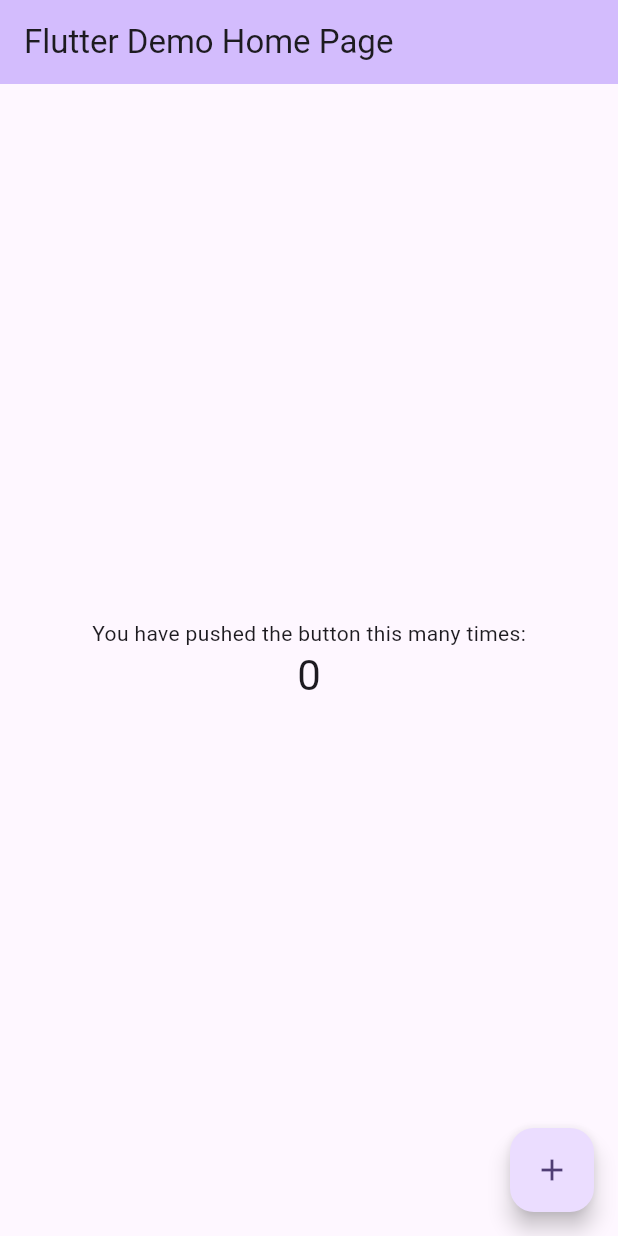
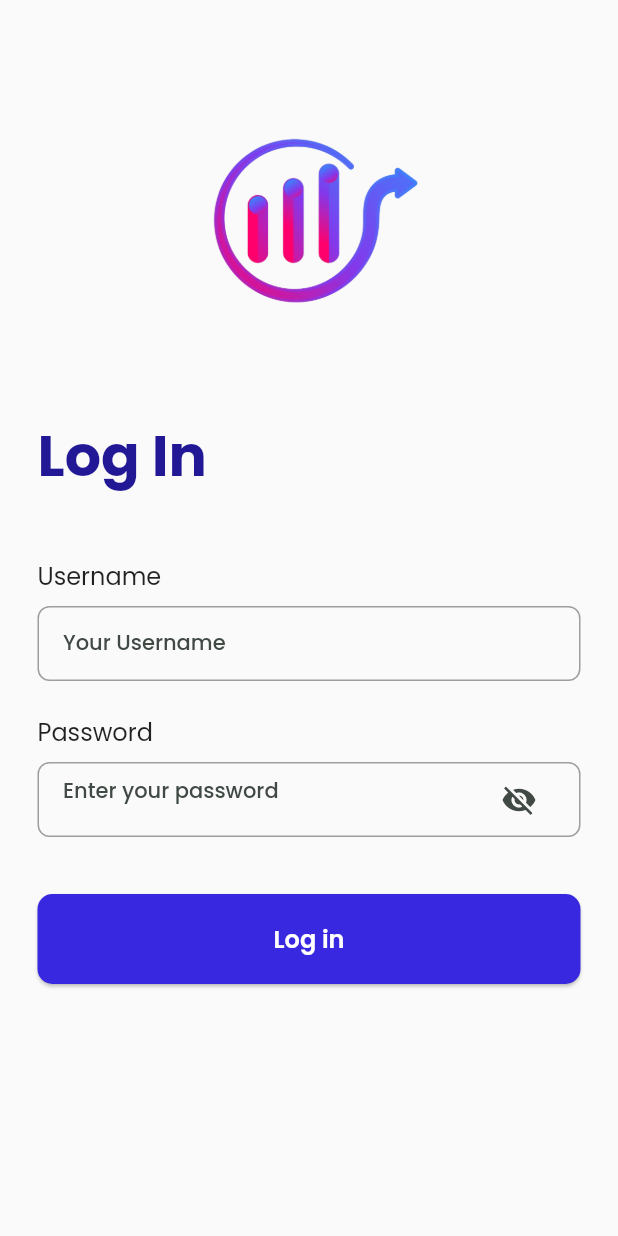
Before and after one commit to YasithCB/sujeewa_enterprices_sms_mobile, a Flutter app: the screen it shows after launch, on a phone screen of 412 x 824 dp. Run offline on Flutter 3.47's test engine with Material 2 defaults, Android fonts, the phone set to English and light mode, and no system bars; our stand-ins replace google_fonts.

Commit message:
login ui done

```diff
--- /dev/null
+++ b/lib/data/constants.dart
@@ -0,0 +1,9 @@
+
+import 'dart:ui';
+
+class AppColors {
+  static Color primary = const Color(0xFF3828E0);
+  static Color primaryDark = const Color(0xFF221895);
+  static Color warning = const Color(0xFFEA5455);
+  static Color grey = const Color(0xFF3E3E3E);
+}
--- a/lib/main.dart
+++ b/lib/main.dart
@@ -1,125 +1,28 @@
 import 'package:flutter/material.dart';
+import 'package:google_fonts/google_fonts.dart';
+import 'package:sms_mobile/presentation/screens/sign_in.dart';
 
 void main() {
-  runApp(const MyApp());
+  runApp(const App());
 }
 
-class MyApp extends StatelessWidget {
-  const MyApp({super.key});
+class App extends StatelessWidget {
+  const App({super.key});
 
-  // This widget is the root of your application.
   @override
   Widget build(BuildContext context) {
     return MaterialApp(
-      title: 'Flutter Demo',
-      theme: ThemeData(
-        // This is the theme of your application.
-        //
-        // TRY THIS: Try running your application with "flutter run". You'll see
-        // the application has a blue toolbar. Then, without quitting the app,
-        // try changing the seedColor in the colorScheme below to Colors.green
-        // and then invoke "hot reload" (save your changes or press the "hot
-        // reload" button in a Flutter-supported IDE, or press "r" if you used
-        // the command line to start the app).
-        //
-        // Notice that the counter didn't reset back to zero; the application
-        // state is not lost during the reload. To reset the state, use hot
-        // restart instead.
-        //
-        // This works for code too, not just values: Most code changes can be
-        // tested with just a hot reload.
-        colorScheme: ColorScheme.fromSeed(seedColor: Colors.deepPurple),
+      title: 'S&F Produce Group',
+      theme: ThemeData().copyWith(
+        textTheme: GoogleFonts.poppinsTextTheme(
+          Theme.of(context).textTheme,
+        ),
         useMaterial3: true,
+        colorScheme: ColorScheme.fromSeed(
+          seedColor: const Color(0x00006e47),
+        ),
       ),
-      home: const MyHomePage(title: 'Flutter Demo Home Page'),
+      home: const SignInScreen(),
     );
   }
 }
-
-class MyHomePage extends StatefulWidget {
-  const MyHomePage({super.key, required this.title});
-
-  // This widget is the home page of your application. It is stateful, meaning
-  // that it has a State object (defined below) that contains fields that affect
-  // how it looks.
-
-  // This class is the configuration for the state. It holds the values (in this
-  // case the title) provided by the parent (in this case the App widget) and
-  // used by the build method of the State. Fields in a Widget subclass are
-  // always marked "final".
-
-  final String title;
-
-  @override
-  State<MyHomePage> createState() => _MyHomePageState();
-}
-
-class _MyHomePageState extends State<MyHomePage> {
-  int _counter = 0;
-
-  void _incrementCounter() {
-    setState(() {
-      // This call to setState tells the Flutter framework that something has
-      // changed in this State, which causes it to rerun the build method below
-      // so that the display can reflect the updated values. If we changed
-      // _counter without calling setState(), then the build method would not be
-      // called again, and so nothing would appear to happen.
-      _counter++;
-    });
-  }
-
-  @override
-  Widget build(BuildContext context) {
-    // This method is rerun every time setState is called, for instance as done
-    // by the _incrementCounter method above.
-    //
-    // The Flutter framework has been optimized to make rerunning build methods
-    // fast, so that you can just rebuild anything that needs updating rather
-    // than having to individually change instances of widgets.
-    return Scaffold(
-      appBar: AppBar(
-        // TRY THIS: Try changing the color here to a specific color (to
-        // Colors.amber, perhaps?) and trigger a hot reload to see the AppBar
-        // change color while the other colors stay the same.
-        backgroundColor: Theme.of(context).colorScheme.inversePrimary,
-        // Here we take the value from the MyHomePage object that was created by
-        // the App.build method, and use it to set our appbar title.
-        title: Text(widget.title),
-      ),
-      body: Center(
-        // Center is a layout widget. It takes a single child and positions it
-        // in the middle of the parent.
-        child: Column(
-          // Column is also a layout widget. It takes a list of children and
-          // arranges them vertically. By default, it sizes itself to fit its
-          // children horizontally, and tries to be as tall as its parent.
-          //
-          // Column has various properties to control how it sizes itself and
-          // how it positions its children. Here we use mainAxisAlignment to
-          // center the children vertically; the main axis here is the vertical
-          // axis because Columns are vertical (the cross axis would be
-          // horizontal).
-          //
-          // TRY THIS: Invoke "debug painting" (choose the "Toggle Debug Paint"
-          // action in the IDE, or press "p" in the console), to see the
-          // wireframe for each widget.
-          mainAxisAlignment: MainAxisAlignment.center,
-          children: <Widget>[
-            const Text(
-              'You have pushed the button this many times:',
-            ),
-            Text(
-              '$_counter',
-              style: Theme.of(context).textTheme.headlineMedium,
-            ),
-          ],
-        ),
-      ),
-      floatingActionButton: FloatingActionButton(
-        onPressed: _incrementCounter,
-        tooltip: 'Increment',
-        child: const Icon(Icons.add),
-      ), // This trailing comma makes auto-formatting nicer for build methods.
-    );
-  }
-}
--- /dev/null
+++ b/lib/presentation/screens/sign_in.dart
@@ -0,0 +1,181 @@
+import 'package:flutter/material.dart';
+import 'package:google_fonts/google_fonts.dart';
+import 'package:sms_mobile/data/constants.dart';
+
+class SignInScreen extends StatefulWidget {
+  const SignInScreen({super.key});
+
+  @override
+  State<SignInScreen> createState() => _SignInScreenState();
+}
+
+class _SignInScreenState extends State<SignInScreen> {
+  TextEditingController usernameController = TextEditingController();
+  TextEditingController passwordController = TextEditingController();
+
+  bool _isPasswordVisible = false;
+
+  @override
+  Widget build(BuildContext context) {
+    return Scaffold(
+      body: FocusScope(
+        child: GestureDetector(
+          onTap: () => FocusScope.of(context).unfocus(),
+          child: SingleChildScrollView(
+            child: Padding(
+              padding: const EdgeInsets.symmetric(horizontal: 25, vertical: 60),
+              child: Column(
+                crossAxisAlignment: CrossAxisAlignment.center,
+                children: [
+                  Image.asset('assets/logo.png', height: 150),
+                  const SizedBox(height: 65),
+                  SizedBox(
+                    child: Column(
+                      crossAxisAlignment: CrossAxisAlignment.start,
+                      children: [
+                        Align(
+                          alignment: Alignment.centerLeft,
+                          child: Text(
+                            'Log In',
+                            style: GoogleFonts.poppins(
+                              textStyle: TextStyle(
+                                color: AppColors.primaryDark,
+                                fontSize: 38,
+                                fontWeight: FontWeight.w700,
+                              ),
+                            ),
+                            textAlign: TextAlign.left,
+                          ),
+                        ),
+                        const SizedBox(height: 40),
+                        const Text(
+                          'Username',
+                          style: TextStyle(
+                            fontSize: 16,
+                            fontFamily: 'Poppins',
+                          ),
+                        ),
+                        const SizedBox(height: 8),
+                        Container(
+                          decoration: BoxDecoration(
+                            borderRadius: BorderRadius.circular(8),
+                            border: Border.all(color: Colors.grey),
+                          ),
+                          child: Padding(
+                            padding: const EdgeInsets.symmetric(horizontal: 16),
+                            child: TextField(
+                              controller: usernameController,
+                              keyboardType: TextInputType.emailAddress,
+                              decoration: const InputDecoration(
+                                hintText: 'Your Username',
+                                border: InputBorder.none,
+                              ),
+                            ),
+                          ),
+                        ),
+                      ],
+                    ),
+                  ),
+                  const SizedBox(height: 22),
+                  // password
+                  SizedBox(
+                    child: Column(
+                      crossAxisAlignment: CrossAxisAlignment.start,
+                      children: [
+                        const Text(
+                          'Password',
+                          style: TextStyle(
+                            fontSize: 16,
+                            fontFamily: 'Poppins',
+                          ),
+                        ),
+                        const SizedBox(height: 8),
+                        Container(
+                          decoration: BoxDecoration(
+                            borderRadius: BorderRadius.circular(8),
+                            border: Border.all(color: Colors.grey),
+                          ),
+                          child: Padding(
+                            padding: const EdgeInsets.symmetric(horizontal: 16),
+                            child: TextField(
+                              controller: passwordController,
+                              obscureText: !_isPasswordVisible,
+                              decoration: InputDecoration(
+                                border: InputBorder.none,
+                                hintText: 'Enter your password',
+                                suffixIcon: IconButton(
+                                  icon: Icon(_isPasswordVisible
+                                      ? Icons.visibility
+                                      : Icons.visibility_off),
+                                  onPressed: () {
+                                    setState(() {
+                                      _isPasswordVisible = !_isPasswordVisible;
+                                    });
+                                  },
+                                ),
+                              ),
+                            ),
+                          ),
+                        ),
+                      ],
+                    ),
+                  ),
+                  const SizedBox(height: 8),
+                  // SizedBox(
+                  //   width: 360,
+                  //   child: Align(
+                  //     alignment: Alignment.centerRight,
+                  //     child: Text(
+                  //       'Forgot password?',
+                  //       style: TextStyle(
+                  //         fontSize: 17,
+                  //         color: primaryColor,
+                  //         fontFamily: 'Poppins',
+                  //         height: 1.24,
+                  //       ),
+                  //     ),
+                  //   ),
+                  // ),
+                  const SizedBox(height: 30),
+                  SizedBox(
+                    height: 60,
+                    width: double.infinity,
+                    child: ElevatedButton(
+                      style: ButtonStyle(
+                        backgroundColor: MaterialStatePropertyAll(
+                          AppColors.primary,
+                        ),
+                        shape:
+                            MaterialStateProperty.all<RoundedRectangleBorder>(
+                          RoundedRectangleBorder(
+                            borderRadius: BorderRadius.circular(10),
+                          ),
+                        ),
+                      ),
+                      onPressed: () {
+                        ///
+                      },
+                      child: Text(
+                        'Log in',
+                        style: GoogleFonts.poppins(
+                          textStyle: const TextStyle(
+                            color: Colors.white,
+                            fontSize: 16,
+                            fontWeight: FontWeight.w600,
+                          ),
+                        ),
+                      ),
+                    ),
+                  ),
+                  SizedBox(
+                    height: MediaQuery.of(context).size.height / 6,
+                  ),
+                ],
+              ),
+            ),
+          ),
+        ),
+      ),
+    );
+  }
+}
```
Also changed, not shown: pubspec.yaml (+5 -20 lines), assets/logo.png (added), lib/data/db.dart (added), pubspec.lock, 1 other file.
